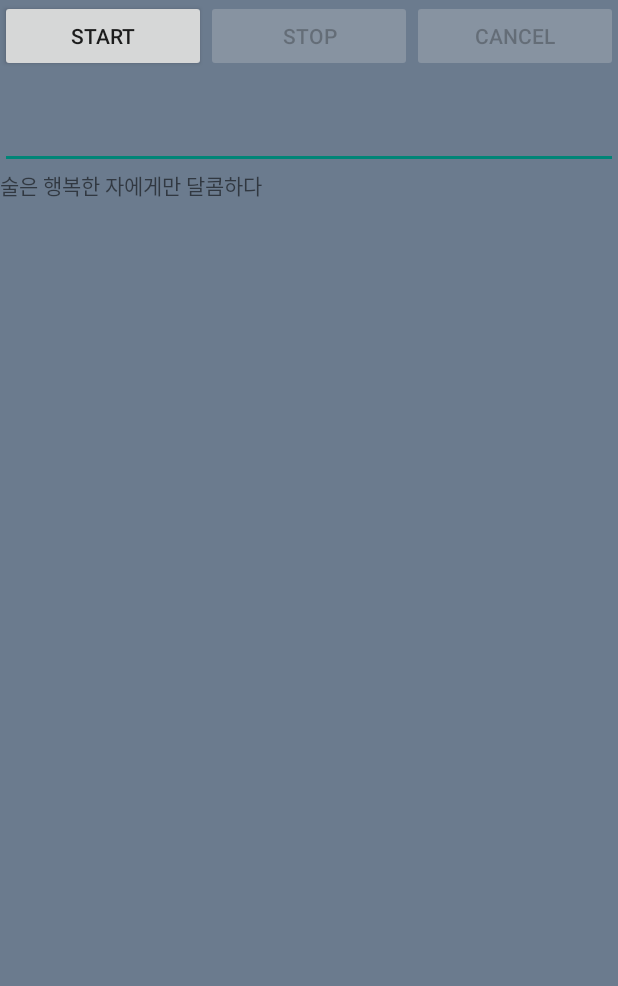
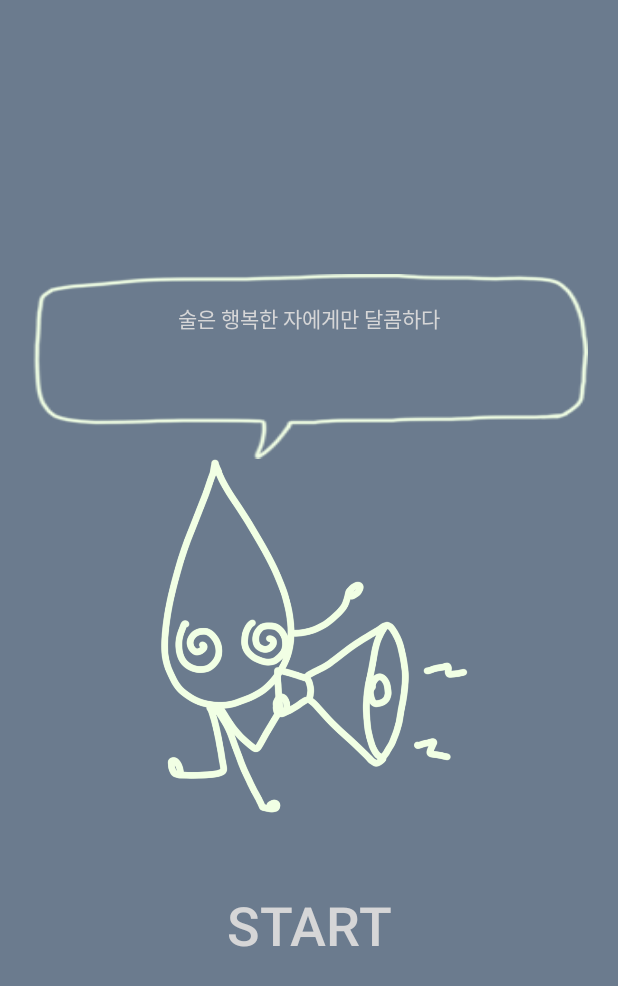
Before and after one commit to leolyoo/Oneshot, an Android app: the VoiceGame screen opened directly, with no data from a screen before it, on a phone screen of 412 x 824 dp. Shown: the top 986 px of the screen. Run offline under Robolectric (Android 15) with nearby library versions, the phone set to English and light mode, and no system bars; libraries missing offline, so code that uses them is left out: com.kakao.sdk; 1 statement that could not run was skipped.

Commit message:
아마 최종

```diff
--- a/app/src/main/java/com/example/a82102/oneshot/VoiceGame.java
+++ b/app/src/main/java/com/example/a82102/oneshot/VoiceGame.java
@@ -3,6 +3,8 @@ package com.example.a82102.oneshot;
 import android.app.Activity;
 import android.content.Intent;
 import android.os.Bundle;
+import android.os.CountDownTimer;
+import android.os.SystemClock;
 import android.view.View;
 import android.widget.EditText;
 import android.widget.TextView;
@@ -53,6 +55,16 @@ public class VoiceGame extends Activity implements View.OnClickListener, SpeechR
     }
 
     public void setButtonsStatus(boolean enabled) { //버튼의 활성/비활성 상태를 변경해주는 메소드
+        if (enabled) {
+            findViewById(R.id.start).setVisibility(View.VISIBLE);
+            findViewById(R.id.stop).setVisibility(View.GONE);
+            findViewById(R.id.cancel).setVisibility(View.GONE);
+        } else {
+            findViewById(R.id.start).setVisibility(View.GONE);
+            findViewById(R.id.stop).setVisibility(View.VISIBLE);
+            findViewById(R.id.cancel).setVisibility(View.VISIBLE);
+        }
+
         findViewById(R.id.start).setEnabled(enabled);
         findViewById(R.id.stop).setEnabled(!enabled);
         findViewById(R.id.cancel).setEnabled(!enabled);
@@ -142,9 +154,15 @@ public class VoiceGame extends Activity implements View.OnClickListener, SpeechR
         setButtonsStatus(true);
         client = null;
 
-        Intent intent = GameResultActivity.getResultIntent(getApplicationContext(), GameResultActivity.TAG_VOICE, (int) score);
-        startActivity(intent);
-        finish();
+        new Thread(new Runnable() {
+            @Override
+            public void run() {
+                SystemClock.sleep(3000);
+                Intent intent = GameResultActivity.getResultIntent(getApplicationContext(), GameResultActivity.TAG_VOICE, (int) score);
+                startActivity(intent);
+                finish();
+            }
+        }).start();
     }
 
     @Override
--- a/app/src/main/res/layout/activity_voice_game.xml
+++ b/app/src/main/res/layout/activity_voice_game.xml
@@ -5,62 +5,92 @@
     android:layout_width="match_parent"
     android:layout_height="match_parent"
     android:background="@color/bg"
+    android:gravity="center"
     android:orientation="vertical"
     tools:context=".VoiceGame">
 
     <LinearLayout
         android:layout_width="match_parent"
         android:layout_height="wrap_content"
-        android:orientation="horizontal">
+        android:layout_marginHorizontal="20sp"
+        android:background="@drawable/voice_balloon"
+        android:gravity="center"
+        android:orientation="vertical"
+        android:paddingBottom="20sp">
+
+        <TextView
+            android:id="@+id/sample"
+            android:layout_width="match_parent"
+            android:layout_height="wrap_content"
+            android:background="#00000000"
+            android:textAlignment="center"
+            android:textColor="@color/zxing_status_text" />
+
+        <EditText
+            android:id="@+id/text"
+            android:layout_width="match_parent"
+            android:layout_height="wrap_content"
+            android:background="#00000000"
+            android:ems="10"
+            android:inputType="textPersonName"
+            android:textAlignment="center"
+            android:textColor="@color/zxing_status_text" />
+
+        <TextView
+            android:id="@+id/score"
+            android:layout_width="match_parent"
+            android:layout_height="wrap_content"
+            android:background="#00000000"
+            android:textAlignment="center"
+            android:textColor="@color/zxing_status_text" />
+
+    </LinearLayout>
+
+    <ImageView
+        android:id="@+id/imageView"
+        android:layout_width="match_parent"
+        android:layout_height="wrap_content"
+        android:adjustViewBounds="true"
+        android:paddingHorizontal="100sp"
+        android:layout_marginBottom="50sp"
+        android:scaleType="fitCenter"
+        android:src="@drawable/voice_character" />
+
+    <LinearLayout
+        android:layout_width="match_parent"
+        android:layout_height="wrap_content"
+        android:orientation="horizontal"
+        android:paddingHorizontal="10sp">
 
         <Button
             android:id="@+id/start"
             android:layout_width="wrap_content"
             android:layout_height="wrap_content"
             android:layout_weight="1"
-            android:text="start" />
+            android:background="#00000000"
+            android:text="start"
+            android:textColor="@color/zxing_status_text"
+            android:textSize="36sp" />
 
         <Button
             android:id="@+id/stop"
             android:layout_width="wrap_content"
             android:layout_height="wrap_content"
             android:layout_weight="1"
-            android:text="stop" />
+            android:background="#00000000"
+            android:text="stop"
+            android:textColor="@color/zxing_status_text"
+            android:textSize="36sp" />
 
         <Button
             android:id="@+id/cancel"
             android:layout_width="wrap_content"
             android:layout_height="wrap_content"
             android:layout_weight="1"
-            android:text="cancel" />
+            android:background="#00000000"
+            android:text="cancel"
+            android:textColor="@color/zxing_status_text"
+            android:textSize="36sp" />
     </LinearLayout>
 
-    <LinearLayout
-        android:layout_width="match_parent"
-        android:layout_height="wrap_content"
-        android:orientation="vertical">
-
-        <TextView
-            android:id="@+id/score"
-            android:layout_width="match_parent"
-            android:layout_height="wrap_content" />
-
-        <EditText
-            android:id="@+id/text"
-            android:layout_width="match_parent"
-            android:layout_height="wrap_content"
-            android:ems="10"
-            android:inputType="textPersonName" />
-
-        <TextView
-            android:id="@+id/sample"
-            android:layout_width="match_parent"
-            android:layout_height="wrap_content"/>
-    </LinearLayout>
-
-    <LinearLayout
-        android:layout_width="match_parent"
-        android:layout_height="match_parent"
-        android:orientation="vertical"></LinearLayout>
-
 </LinearLayout>
```
Also changed, not shown: app/src/main/res/drawable-v24/voice_balloon.9.png (added), app/src/main/res/drawable-v24/voice_balloon.png (deleted).
